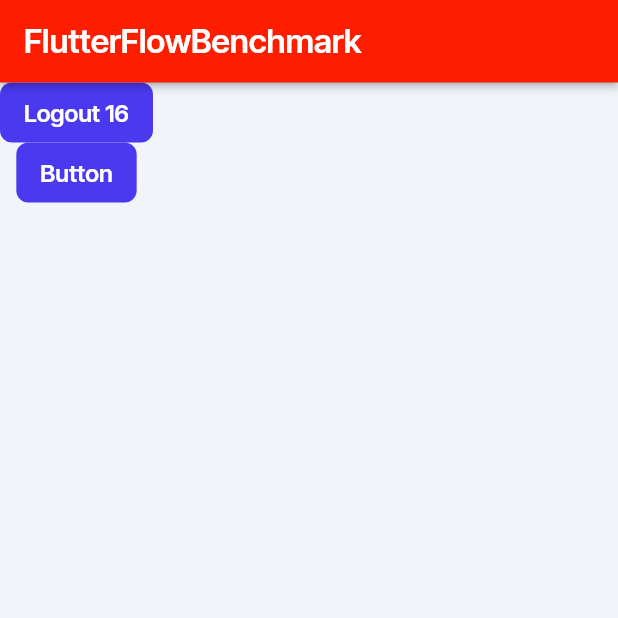
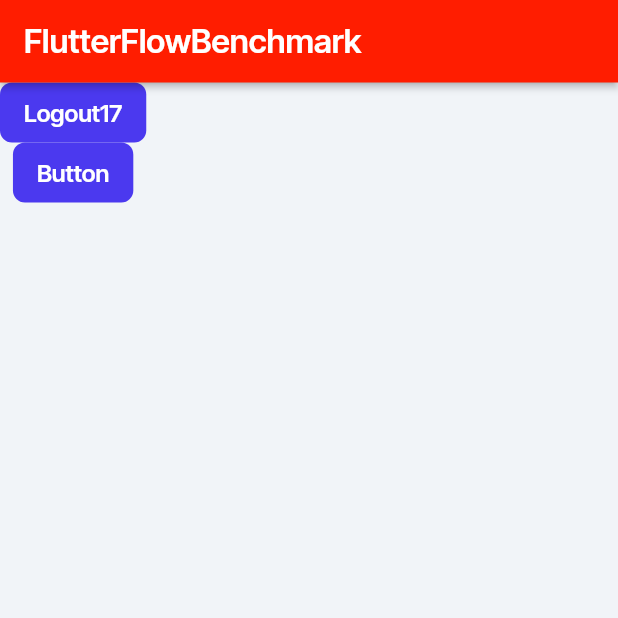
Before and after one commit to ffhr/FlutterFlowBenchmark, a Flutter app: the screen it shows once a user with an empty profile is signed in, on a phone screen of 412 x 824 dp, the top half of it. Run offline on Flutter 3.47's test engine with Material 3 defaults, Android fonts, the phone set to English and light mode, and no system bars; drawn by our look-alikes of auto_size_text; our stand-ins replace firebase_auth, firebase_core, font_awesome_flutter, from_css_color, go_router, google_fonts and 6 more; missing offline and left inert: json_path; accounts and stored records are empty; statements that could not run were skipped.

Commit message:
Updating to latest FlutterFlow output.

```diff
--- a/lib/pages/home_page/home_page_widget.dart
+++ b/lib/pages/home_page/home_page_widget.dart
@@ -74,7 +74,7 @@ class _HomePageWidgetState extends State<HomePageWidget> {
 
                   context.goNamedAuth('LoginPage', context.mounted);
                 },
-                text: 'Logout 16',
+                text: 'Logout17',
                 options: FFButtonOptions(
                   height: 40.0,
                   padding: EdgeInsetsDirectional.fromSTEB(16.0, 0.0, 16.0, 0.0),
```
